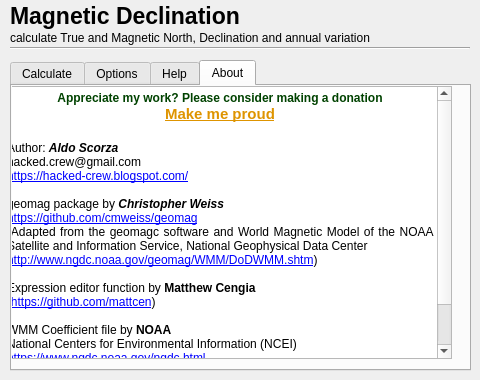
Qt form MagneticDeclination/Magnetic_declination_dialog_base.ui (Hacked-Crew/Magnetic-Declination) before a commit.
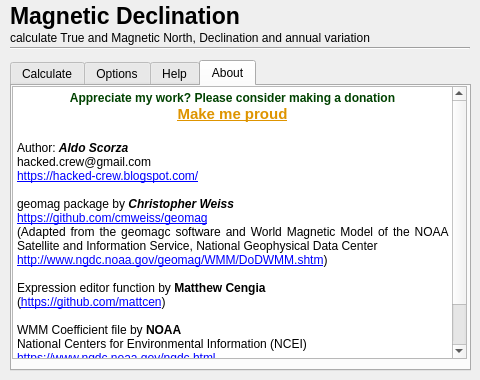
The same form after that commit. Icons and pictures are not drawn.

Patch:
```diff
--- a/MagneticDeclination/Magnetic_declination_dialog_base.ui
+++ b/MagneticDeclination/Magnetic_declination_dialog_base.ui
@@ -1285,9 +1285,9 @@
     <widget class="QTextBrowser" name="textBrowser_2">
      <property name="geometry">
       <rect>
-       <x>-10</x>
+       <x>0</x>
        <y>0</y>
-       <width>450</width>
+       <width>455</width>
        <height>273</height>
       </rect>
      </property>
```
Left out of the diff: 2 changed lines with no effect on the pictures.
